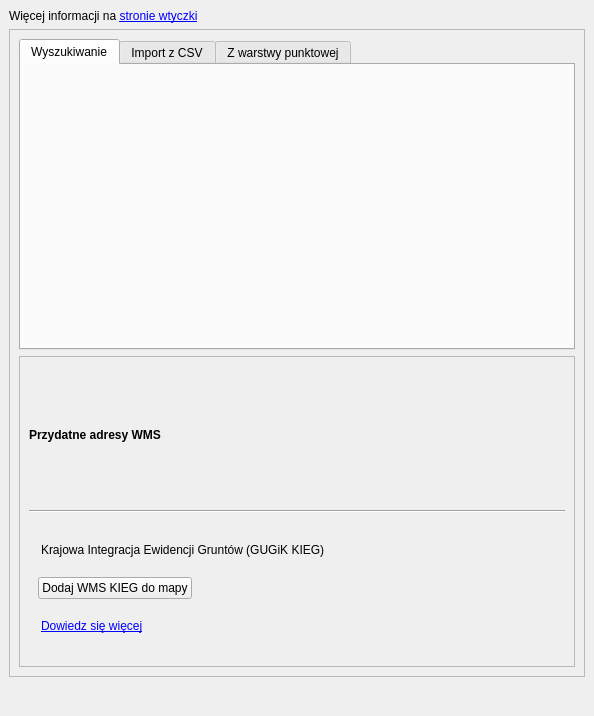
Before: the Qt Designer form gissupport_plugin/modules/uldk/plugin_dockwidget_base.ui in gis-support/gis-support-plugin, drawn with Qt 5.
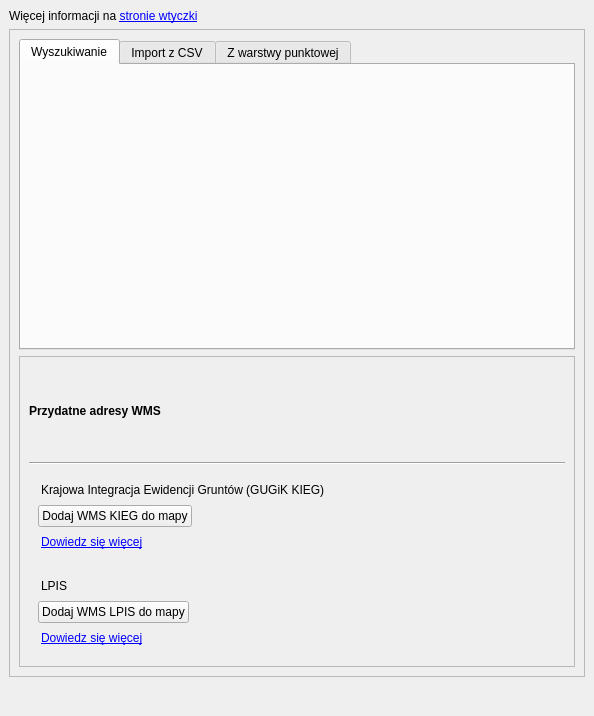
After: the same form once the commit is applied.

Commit message: Wstępna wersja wyświetlania WMS LPIS

```diff
--- a/gissupport_plugin/modules/uldk/plugin_dockwidget_base.ui
+++ b/gissupport_plugin/modules/uldk/plugin_dockwidget_base.ui
@@ -228,6 +228,66 @@
              </layout>
             </widget>
            </item>
+           <item>
+            <widget class="QFrame" name="frame_3">
+             <property name="frameShape">
+              <enum>QFrame::NoFrame</enum>
+             </property>
+             <property name="frameShadow">
+              <enum>QFrame::Raised</enum>
+             </property>
+             <layout class="QVBoxLayout" name="verticalLayout_8">
+              <item>
+               <widget class="QLabel" name="label_4">
+                <property name="text">
+                 <string>LPIS</string>
+                </property>
+                <property name="indent">
+                 <number>3</number>
+                </property>
+               </widget>
+              </item>
+              <item>
+               <widget class="QPushButton" name="button_wms_lpis">
+                <property name="sizePolicy">
+                 <sizepolicy hsizetype="Fixed" vsizetype="Fixed">
+                  <horstretch>0</horstretch>
+                  <verstretch>0</verstretch>
+                 </sizepolicy>
+                </property>
+                <property name="text">
+                 <string>Dodaj WMS LPIS do mapy</string>
+                </property>
+               </widget>
+              </item>
+              <item>
+               <widget class="QLabel" name="label_5">
+                <property name="maximumSize">
+                 <size>
+                  <width>16777215</width>
+                  <height>50</height>
+                 </size>
+                </property>
+                <property name="text">
+                 <string>&lt;html&gt;&lt;head/&gt;&lt;body&gt;&lt;p&gt;&lt;a href=&quot;https://gis-support.pl/aktualne-dane-ewidencyjne-z-ponad-300-powiatow-w-jednej-usludze-wms-tak-w-polsce/&quot;&gt;&lt;span style=&quot; text-decoration: underline; color:#0000ff;&quot;&gt;Dowiedz się więcej&lt;/span&gt;&lt;/a&gt;&lt;/p&gt;&lt;/body&gt;&lt;/html&gt;</string>
+                </property>
+                <property name="textFormat">
+                 <enum>Qt::RichText</enum>
+                </property>
+                <property name="wordWrap">
+                 <bool>true</bool>
+                </property>
+                <property name="indent">
+                 <number>3</number>
+                </property>
+                <property name="openExternalLinks">
+                 <bool>true</bool>
+                </property>
+               </widget>
+              </item>
+             </layout>
+            </widget>
+           </item>
           </layout>
          </widget>
         </item>
```
The commit also changes 1 other file.
